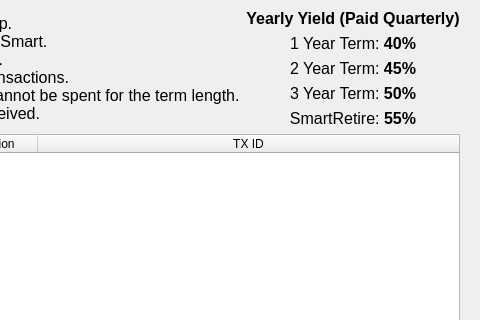
Above: src/qt/forms/termrewardslist.ui from SmartCash/Core-Smart before the change; both pictures show x 481 to 961 and y 0 to 320 of the 961 by 557 pixel window. Below: the same form after it.
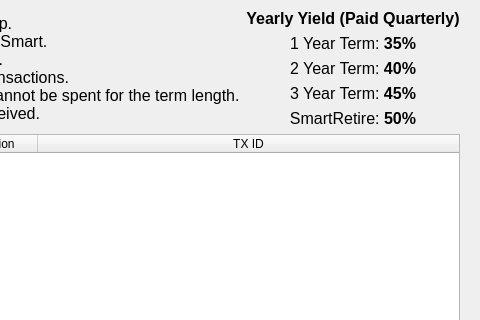
That is the form after the change. The open tabs and pages were chosen to show the change. Custom widgets are drawn as their Qt base class.

Commit message: Rewards Fixes, QT layouts, OP_Return Increase

Diff of the .ui file:
```diff
--- a/src/qt/forms/termrewardslist.ui
+++ b/src/qt/forms/termrewardslist.ui
@@ -211,7 +211,7 @@
                <set>Qt::AlignCenter</set>
               </property>
               <property name="text">
-               <string>1 Year Term: &lt;b&gt;40%&lt;/b&gt;</string>
+               <string>1 Year Term: &lt;b&gt;35%&lt;/b&gt;</string>
               </property>
              </widget>
             </item>
@@ -226,7 +226,7 @@
                <set>Qt::AlignCenter</set>
               </property>
               <property name="text">
-               <string>2 Year Term: &lt;b&gt;45%&lt;/&gt;</string>
+               <string>2 Year Term: &lt;b&gt;40%&lt;/&gt;</string>
               </property>
              </widget>
             </item>
@@ -241,7 +241,7 @@
                <set>Qt::AlignCenter</set>
               </property>
               <property name="text">
-               <string>3 Year Term: &lt;b&gt;50%&lt;/b&gt;</string>
+               <string>3 Year Term: &lt;b&gt;45%&lt;/b&gt;</string>
               </property>
              </widget>
             </item>
@@ -257,7 +257,7 @@
                <set>Qt::AlignCenter</set>
               </property>
               <property name="text">
-               <string>SmartRetire: &lt;b&gt;55%&lt;/b&gt;</string>
+               <string>SmartRetire:  &lt;b&gt;50%&lt;/b&gt;</string>
               </property>
              </widget>
             </item>
```
The commit also changes 3 other files.
